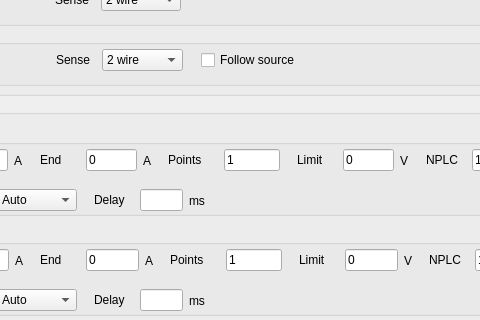
Old version of the form plugins/Keithley/Keithley2612B_settingsWidget.ui in the repository pyIVLS/pyIVLS; both pictures show x 139 to 619 and y 175 to 495 of the 868 by 650 pixel window.
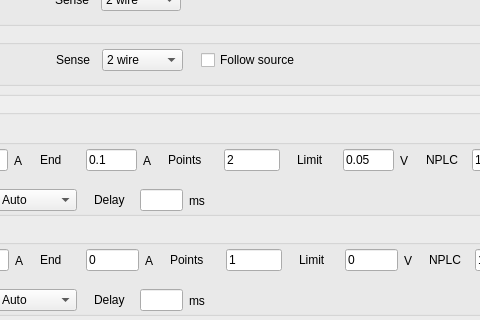
New version of the form.

Commit message: Fixed the lock and tested in env. Currently seems to work.

What changed in the file:
```diff
--- a/plugins/Keithley/Keithley2612B_settingsWidget.ui
+++ b/plugins/Keithley/Keithley2612B_settingsWidget.ui
@@ -450,7 +450,7 @@
            </size>
           </property>
           <property name="text">
-           <string>0</string>
+           <string>0.1</string>
           </property>
          </widget>
         </item>
@@ -512,7 +512,7 @@
            </size>
           </property>
           <property name="text">
-           <string>1</string>
+           <string>2</string>
           </property>
          </widget>
         </item>
@@ -567,7 +567,7 @@
            </size>
           </property>
           <property name="text">
-           <string>0</string>
+           <string>0.05</string>
           </property>
          </widget>
         </item>
```
The commit also changes 2 other files.
